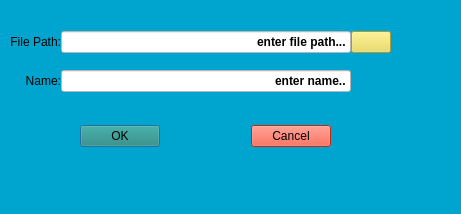
First picture: the form in gui/InitRepoDialog.ui, repository Sam-Horner-42/CPPMiniVersionControl, before the edit.
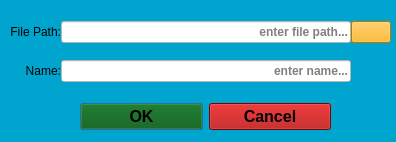
Second picture: the form after the edit. Icons and pictures are not drawn.

Commit message: Select Repo and Init Repo dialog now takes in file path and name

```diff
--- a/gui/InitRepoDialog.ui
+++ b/gui/InitRepoDialog.ui
@@ -6,8 +6,8 @@
    <rect>
     <x>0</x>
     <y>0</y>
-    <width>461</width>
-    <height>214</height>
+    <width>396</width>
+    <height>142</height>
    </rect>
   </property>
   <property name="windowTitle">
@@ -20,7 +20,7 @@
    <property name="geometry">
     <rect>
      <x>80</x>
-     <y>120</y>
+     <y>100</y>
      <width>251</width>
      <height>33</height>
     </rect>
@@ -34,33 +34,37 @@
     </property>
     <item>
      <widget class="QPushButton" name="okButton">
+      <property name="font">
+       <font>
+        <family>Arial</family>
+        <pointsize>12</pointsize>
+        <bold>true</bold>
+       </font>
+      </property>
       <property name="styleSheet">
-       <string notr="true">font: 700 9pt &quot;Arial&quot;;
-background-color: rgb(30, 133, 118);</string>
+       <string notr="true">background-color: rgb(0, 85, 0);
+</string>
       </property>
       <property name="text">
        <string>OK</string>
       </property>
      </widget>
     </item>
-    <item>
-     <spacer>
-      <property name="orientation">
-       <enum>Qt::Orientation::Horizontal</enum>
-      </property>
-      <property name="sizeHint" stdset="0">
-       <size>
-        <width>131</width>
-        <height>31</height>
-       </size>
-      </property>
-     </spacer>
-    </item>
     <item>
      <widget class="QPushButton" name="cancelButton">
+      <property name="font">
+       <font>
+        <family>Arial</family>
+        <pointsize>12</pointsize>
+        <italic>false</italic>
+        <bold>true</bold>
+       </font>
+      </property>
+      <property name="focusPolicy">
+       <enum>Qt::FocusPolicy::NoFocus</enum>
+      </property>
       <property name="styleSheet">
-       <string notr="true">font: 700 9pt &quot;Arial&quot;;
-background-color: rgb(255, 58, 32);</string>
+       <string notr="true">background-color: rgb(170, 0, 0);</string>
       </property>
       <property name="text">
        <string>Cancel</string>
@@ -73,7 +77,7 @@
    <property name="geometry">
     <rect>
      <x>10</x>
-     <y>20</y>
+     <y>10</y>
      <width>381</width>
      <height>84</height>
     </rect>
@@ -117,8 +121,8 @@
          <colorrole role="Button">
           <brush brushstyle="SolidPattern">
            <color alpha="255">
-            <red>0</red>
-            <green>0</green>
+            <red>255</red>
+            <green>170</green>
             <blue>0</blue>
            </color>
           </brush>
@@ -189,18 +193,18 @@
          <colorrole role="Base">
           <brush brushstyle="SolidPattern">
            <color alpha="255">
-            <red>234</red>
-            <green>217</green>
-            <blue>76</blue>
+            <red>255</red>
+            <green>170</green>
+            <blue>0</blue>
            </color>
           </brush>
          </colorrole>
          <colorrole role="Window">
           <brush brushstyle="SolidPattern">
            <color alpha="255">
-            <red>234</red>
-            <green>217</green>
-            <blue>76</blue>
+            <red>255</red>
+            <green>170</green>
+            <blue>0</blue>
            </color>
           </brush>
          </colorrole>
@@ -290,8 +294,8 @@
          <colorrole role="Button">
           <brush brushstyle="SolidPattern">
            <color alpha="255">
-            <red>0</red>
-            <green>0</green>
+            <red>255</red>
+            <green>170</green>
             <blue>0</blue>
            </color>
           </brush>
@@ -362,18 +366,18 @@
          <colorrole role="Base">
           <brush brushstyle="SolidPattern">
            <color alpha="255">
-            <red>234</red>
-            <green>217</green>
-            <blue>76</blue>
+            <red>255</red>
+            <green>170</green>
+            <blue>0</blue>
            </color>
           </brush>
          </colorrole>
          <colorrole role="Window">
           <brush brushstyle="SolidPattern">
            <color alpha="255">
-            <red>234</red>
-            <green>217</green>
-            <blue>76</blue>
+            <red>255</red>
+            <green>170</green>
+            <blue>0</blue>
            </color>
           </brush>
          </colorrole>
@@ -463,8 +467,8 @@
          <colorrole role="Button">
           <brush brushstyle="SolidPattern">
            <color alpha="255">
-            <red>0</red>
-            <green>0</green>
+            <red>255</red>
+            <green>170</green>
             <blue>0</blue>
            </color>
           </brush>
@@ -535,18 +539,18 @@
          <colorrole role="Base">
           <brush brushstyle="SolidPattern">
            <color alpha="255">
-            <red>234</red>
-            <green>217</green>
-            <blue>76</blue>
+            <red>255</red>
+            <green>170</green>
+            <blue>0</blue>
            </color>
           </brush>
          </colorrole>
          <colorrole role="Window">
           <brush brushstyle="SolidPattern">
            <color alpha="255">
-            <red>234</red>
-            <green>217</green>
-            <blue>76</blue>
+            <red>255</red>
+            <green>170</green>
+            <blue>0</blue>
            </color>
           </brush>
          </colorrole>
@@ -626,8 +630,7 @@
        <bool>false</bool>
       </property>
       <property name="styleSheet">
-       <string notr="true">
-background-color:rgb(234, 217, 76)
+       <string notr="true">background-color: rgb(255, 170, 0);
 </string>
       </property>
       <property name="text">
@@ -669,6 +672,15 @@
       <property name="palette">
        <palette>
         <active>
+         <colorrole role="WindowText">
+          <brush brushstyle="SolidPattern">
+           <color alpha="255">
+            <red>0</red>
+            <green>0</green>
+            <blue>0</blue>
+           </color>
+          </brush>
+         </colorrole>
          <colorrole role="Button">
           <brush brushstyle="SolidPattern">
            <color alpha="255">
@@ -687,6 +699,15 @@
            </color>
           </brush>
          </colorrole>
+         <colorrole role="ButtonText">
+          <brush brushstyle="SolidPattern">
+           <color alpha="255">
+            <red>0</red>
+            <green>0</green>
+            <blue>0</blue>
+           </color>
+          </brush>
+         </colorrole>
          <colorrole role="Base">
           <brush brushstyle="SolidPattern">
            <color alpha="255">
@@ -705,8 +726,26 @@
            </color>
           </brush>
          </colorrole>
+         <colorrole role="PlaceholderText">
+          <brush brushstyle="SolidPattern">
+           <color alpha="128">
+            <red>0</red>
+            <green>0</green>
+            <blue>0</blue>
+           </color>
+          </brush>
+         </colorrole>
         </active>
         <inactive>
+         <colorrole role="WindowText">
+          <brush brushstyle="SolidPattern">
+           <color alpha="255">
+            <red>0</red>
+            <green>0</green>
+            <blue>0</blue>
+           </color>
+          </brush>
+         </colorrole>
          <colorrole role="Button">
           <brush brushstyle="SolidPattern">
            <color alpha="255">
@@ -725,6 +764,15 @@
            </color>
           </brush>
          </colorrole>
+         <colorrole role="ButtonText">
+          <brush brushstyle="SolidPattern">
+           <color alpha="255">
+            <red>0</red>
+            <green>0</green>
+            <blue>0</blue>
+           </color>
+          </brush>
+         </colorrole>
          <colorrole role="Base">
           <brush brushstyle="SolidPattern">
            <color alpha="255">
@@ -743,8 +791,26 @@
            </color>
           </brush>
          </colorrole>
+         <colorrole role="PlaceholderText">
+          <brush brushstyle="SolidPattern">
+           <color alpha="128">
+            <red>0</red>
+            <green>0</green>
+            <blue>0</blue>
+           </color>
+          </brush>
+         </colorrole>
         </inactive>
         <disabled>
+         <colorrole role="WindowText">
+          <brush brushstyle="SolidPattern">
+           <color alpha="255">
+            <red>0</red>
+            <green>0</green>
+            <blue>0</blue>
+           </color>
+          </brush>
+         </colorrole>
          <colorrole role="Button">
           <brush brushstyle="SolidPattern">
            <color alpha="255">
@@ -754,6 +820,24 @@
            </color>
           </brush>
          </colorrole>
+         <colorrole role="Text">
+          <brush brushstyle="SolidPattern">
+           <color alpha="255">
+            <red>0</red>
+            <green>0</green>
+            <blue>0</blue>
+           </color>
+          </brush>
+         </colorrole>
+         <colorrole role="ButtonText">
+          <brush brushstyle="SolidPattern">
+           <color alpha="255">
+            <red>0</red>
+            <green>0</green>
+            <blue>0</blue>
+           </color>
+          </brush>
+         </colorrole>
          <colorrole role="Base">
           <brush brushstyle="SolidPattern">
            <color alpha="255">
@@ -772,6 +856,15 @@
            </color>
           </brush>
          </colorrole>
+         <colorrole role="PlaceholderText">
+          <brush brushstyle="SolidPattern">
+           <color alpha="128">
+            <red>0</red>
+            <green>0</green>
+            <blue>0</blue>
+           </color>
+          </brush>
+         </colorrole>
         </disabled>
        </palette>
       </property>
@@ -788,13 +881,17 @@
       </property>
       <property name="styleSheet">
        <string notr="true">background-color: rgb(255, 255, 255);
+color:rgb(0,0,0);
 font: 700 9pt &quot;Arial&quot;;</string>
       </property>
-      <property name="text">
+      <property name="alignment">
+       <set>Qt::AlignmentFlag::AlignRight|Qt::AlignmentFlag::AlignTrailing|Qt::AlignmentFlag::AlignVCenter</set>
+      </property>
+      <property name="placeholderText">
        <string>enter file path...</string>
       </property>
-      <property name="alignment">
-       <set>Qt::AlignmentFlag::AlignRight|Qt::AlignmentFlag::AlignTrailing|Qt::AlignmentFlag::AlignVCenter</set>
+      <property name="clearButtonEnabled">
+       <bool>false</bool>
       </property>
      </widget>
     </item>
@@ -803,6 +900,15 @@
       <property name="palette">
        <palette>
         <active>
+         <colorrole role="WindowText">
+          <brush brushstyle="SolidPattern">
+           <color alpha="255">
+            <red>0</red>
+            <green>0</green>
+            <blue>0</blue>
+           </color>
+          </brush>
+         </colorrole>
          <colorrole role="Button">
           <brush brushstyle="SolidPattern">
            <color alpha="255">
@@ -821,6 +927,15 @@
            </color>
           </brush>
          </colorrole>
+         <colorrole role="ButtonText">
+          <brush brushstyle="SolidPattern">
+           <color alpha="255">
+            <red>0</red>
+            <green>0</green>
+            <blue>0</blue>
+           </color>
+          </brush>
+         </colorrole>
          <colorrole role="Base">
           <brush brushstyle="SolidPattern">
            <color alpha="255">
@@ -839,8 +954,26 @@
            </color>
           </brush>
          </colorrole>
+         <colorrole role="PlaceholderText">
+          <brush brushstyle="SolidPattern">
+           <color alpha="128">
+            <red>0</red>
+            <green>0</green>
+            <blue>0</blue>
+           </color>
+          </brush>
+         </colorrole>
         </active>
         <inactive>
+         <colorrole role="WindowText">
+          <brush brushstyle="SolidPattern">
+           <color alpha="255">
+            <red>0</red>
+            <green>0</green>
+            <blue>0</blue>
+           </color>
+          </brush>
+         </colorrole>
          <colorrole role="Button">
           <brush brushstyle="SolidPattern">
            <color alpha="255">
@@ -859,6 +992,15 @@
            </color>
           </brush>
          </colorrole>
+         <colorrole role="ButtonText">
+          <brush brushstyle="SolidPattern">
+           <color alpha="255">
+            <red>0</red>
+            <green>0</green>
+            <blue>0</blue>
+           </color>
+          </brush>
+         </colorrole>
          <colorrole role="Base">
           <brush brushstyle="SolidPattern">
            <color alpha="255">
@@ -877,8 +1019,26 @@
            </color>
           </brush>
          </colorrole>
+         <colorrole role="PlaceholderText">
+          <brush brushstyle="SolidPattern">
+           <color alpha="128">
+            <red>0</red>
+            <green>0</green>
+            <blue>0</blue>
+           </color>
+          </brush>
+         </colorrole>
         </inactive>
         <disabled>
+         <colorrole role="WindowText">
+          <brush brushstyle="SolidPattern">
+           <color alpha="255">
+            <red>0</red>
+            <green>0</green>
+            <blue>0</blue>
+           </color>
+          </brush>
+         </colorrole>
          <colorrole role="Button">
           <brush brushstyle="SolidPattern">
            <color alpha="255">
@@ -888,6 +1048,24 @@
            </color>
           </brush>
          </colorrole>
+         <colorrole role="Text">
+          <brush brushstyle="SolidPattern">
+           <color alpha="255">
+            <red>0</red>
+            <green>0</green>
+            <blue>0</blue>
+           </color>
+          </brush>
+         </colorrole>
+         <colorrole role="ButtonText">
+          <brush brushstyle="SolidPattern">
+           <color alpha="255">
+            <red>0</red>
+            <green>0</green>
+            <blue>0</blue>
+           </color>
+          </brush>
+         </colorrole>
          <colorrole role="Base">
           <brush brushstyle="SolidPattern">
            <color alpha="255">
@@ -906,6 +1084,15 @@
            </color>
           </brush>
          </colorrole>
+         <colorrole role="PlaceholderText">
+          <brush brushstyle="SolidPattern">
+           <color alpha="128">
+            <red>0</red>
+            <green>0</green>
+            <blue>0</blue>
+           </color>
+          </brush>
+         </colorrole>
         </disabled>
        </palette>
       </property>
@@ -919,14 +1106,15 @@
       </property>
       <property name="styleSheet">
        <string notr="true">background-color: rgb(255, 255, 255);
+color:rgb(0,0,0);
 font: 700 9pt &quot;Arial&quot;;</string>
       </property>
-      <property name="text">
-       <string>enter name..</string>
-      </property>
       <property name="alignment">
        <set>Qt::AlignmentFlag::AlignRight|Qt::AlignmentFlag::AlignTrailing|Qt::AlignmentFlag::AlignVCenter</set>
       </property>
+      <property name="placeholderText">
+       <string>enter name...</string>
+      </property>
      </widget>
     </item>
    </layout>
```
Left out of the diff: 11 changed lines with no effect on the pictures. The commit also changes 9 other files.
